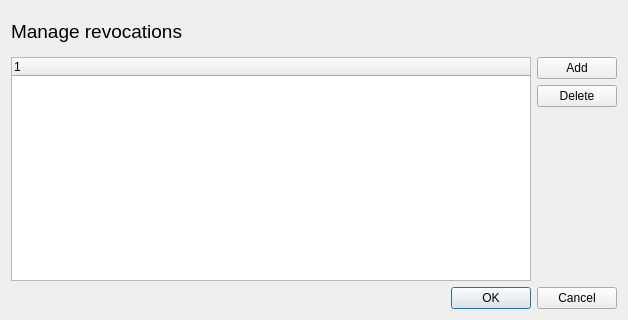
chris2511/xca, file ui/RevocationList.ui: the form before one commit.
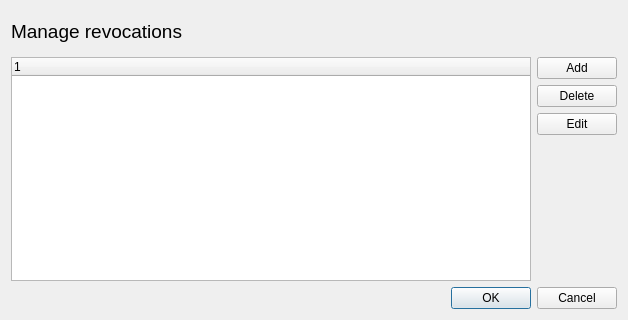
The form after the commit.

Commit message: Allow editing of revocations

```diff
--- a/ui/RevocationList.ui
+++ b/ui/RevocationList.ui
@@ -104,6 +104,13 @@
          </property>
         </widget>
        </item>
+       <item>
+        <widget class="QPushButton" name="editRev">
+         <property name="text">
+          <string>Edit</string>
+         </property>
+        </widget>
+       </item>
        <item>
         <spacer name="verticalSpacer">
          <property name="orientation">
```
The commit also changes 5 other files.
